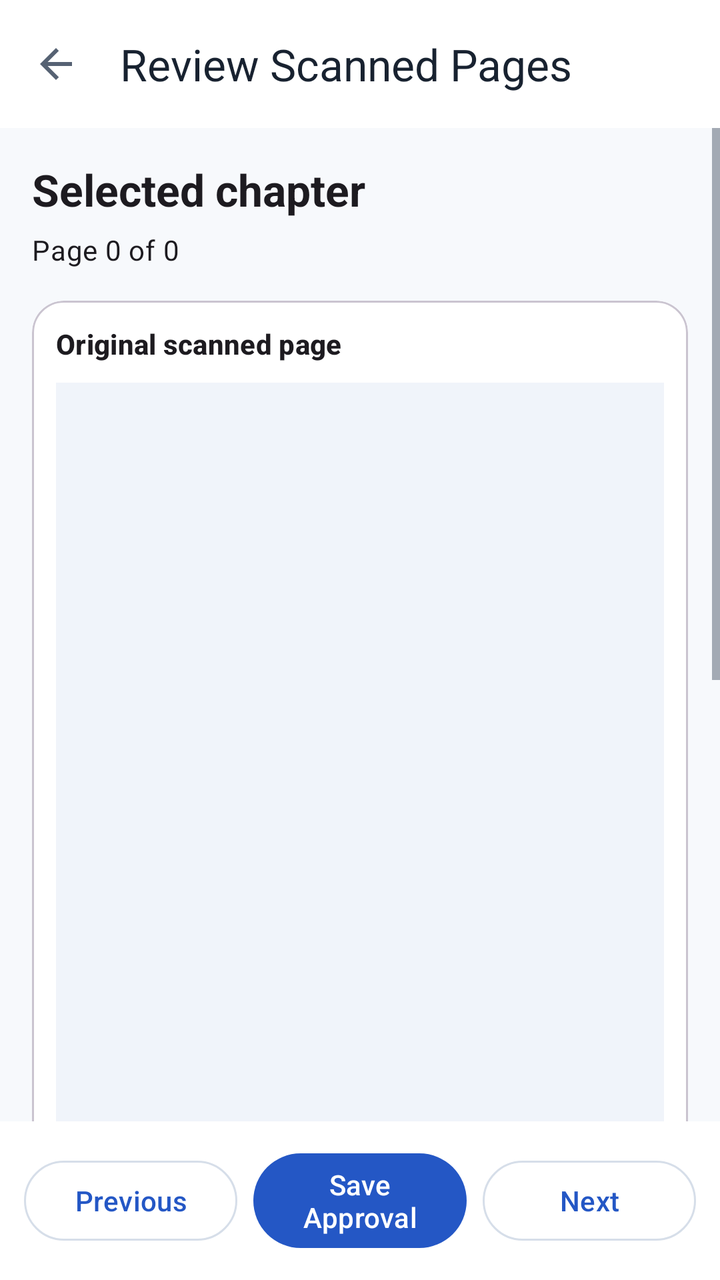
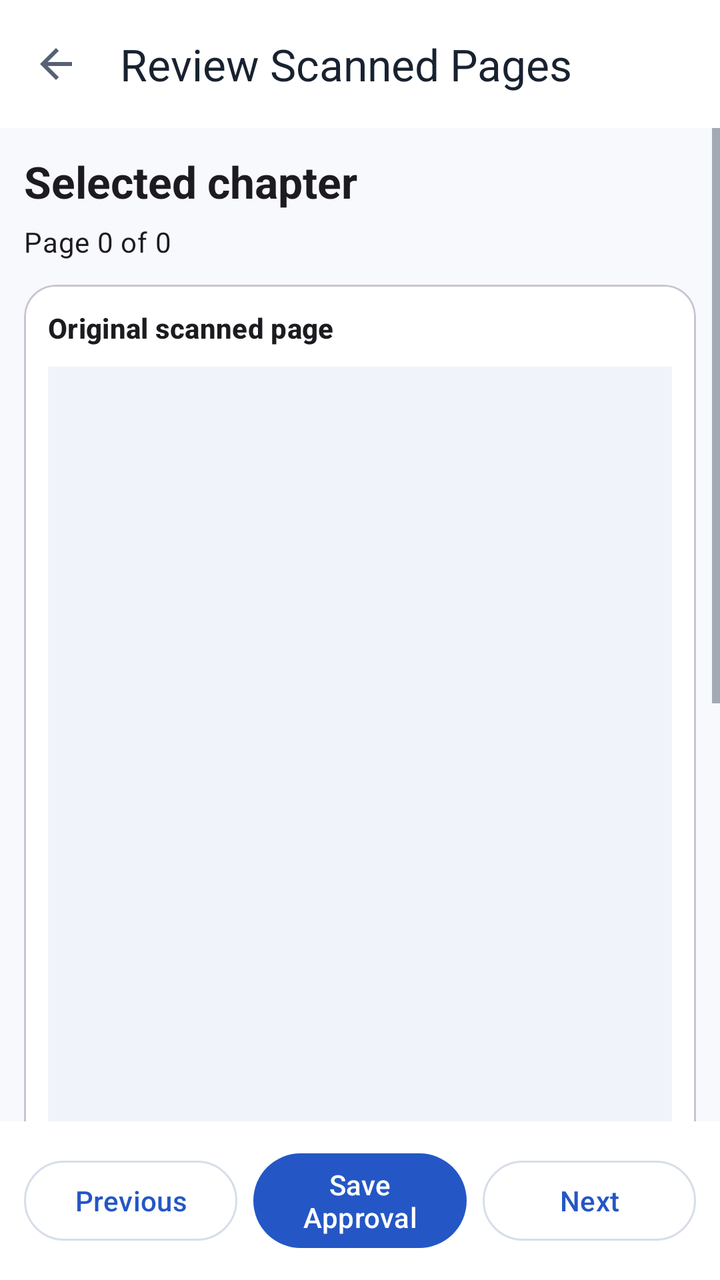

Before-and-after screenshots of an Android layout around one commit, followed by the original layout XML and the change that was made.
<!-- AndroidManifest.xml: application theme Theme.StudySaathi -->
<!-- res/layout/activity_school_book_chapter_page_review.xml -->
<?xml version="1.0" encoding="utf-8"?>
<androidx.coordinatorlayout.widget.CoordinatorLayout
    xmlns:android="http://schemas.android.com/apk/res/android"
    xmlns:app="http://schemas.android.com/apk/res-auto"
    android:layout_width="match_parent"
    android:layout_height="match_parent"
    android:background="?android:colorBackground">

    <LinearLayout
        android:layout_width="match_parent"
        android:layout_height="match_parent"
        android:orientation="vertical">

        <com.google.android.material.appbar.MaterialToolbar
            android:id="@+id/chapterPageReviewToolbar"
            android:layout_width="match_parent"
            android:layout_height="?attr/actionBarSize"
            android:background="?attr/colorSurface"
            app:navigationIcon="@drawable/ic_arrow_back"
            app:title="Review Scanned Pages"
            app:titleTextColor="?attr/colorOnSurface" />

        <com.google.android.material.progressindicator.LinearProgressIndicator
            android:id="@+id/chapterPageReviewLoadingIndicator"
            android:layout_width="match_parent"
            android:layout_height="wrap_content"
            android:indeterminate="true"
            android:visibility="gone" />

        <ScrollView
            android:id="@+id/chapterPageReviewScrollView"
            android:layout_width="match_parent"
            android:layout_height="0dp"
            android:layout_weight="1"
            android:fillViewport="true">

            <LinearLayout
                android:layout_width="match_parent"
                android:layout_height="wrap_content"
                android:orientation="vertical"
                android:paddingStart="16dp"
                android:paddingTop="16dp"
                android:paddingEnd="16dp"
                android:paddingBottom="24dp">

                <TextView
                    android:id="@+id/chapterPageReviewChapterTitleTextView"
                    android:layout_width="match_parent"
                    android:layout_height="wrap_content"
                    android:text="Selected chapter"
                    android:textAppearance="@style/TextAppearance.Material3.TitleLarge"
                    android:textStyle="bold" />

                <TextView
                    android:id="@+id/chapterPageReviewCounterTextView"
                    android:layout_width="match_parent"
                    android:layout_height="wrap_content"
                    android:layout_marginTop="6dp"
                    android:text="Page 0 of 0"
                    android:textAppearance="@style/TextAppearance.Material3.BodyMedium" />

                <com.google.android.material.card.MaterialCardView
                    android:id="@+id/chapterPageReviewSourceCard"
                    android:layout_width="match_parent"
                    android:layout_height="wrap_content"
                    android:layout_marginTop="16dp"
                    app:cardCornerRadius="16dp"
                    app:strokeWidth="1dp">

                    <LinearLayout
                        android:layout_width="match_parent"
                        android:layout_height="wrap_content"
                        android:orientation="vertical"
                        android:padding="12dp">

                        <TextView
                            android:id="@+id/chapterPageReviewSourceLabelTextView"
                            android:layout_width="match_parent"
                            android:layout_height="wrap_content"
                            android:text="Original scanned page"
                            android:textAppearance="@style/TextAppearance.Material3.TitleSmall"
                            android:textStyle="bold" />

                        <ImageView
                            android:id="@+id/chapterPageReviewImageView"
                            android:layout_width="match_parent"
                            android:layout_height="420dp"
                            android:layout_marginTop="10dp"
                            android:adjustViewBounds="true"
                            android:background="?attr/colorSurfaceVariant"
                            android:contentDescription="Original scanned book page"
                            android:scaleType="fitCenter" />

                    </LinearLayout>

                </com.google.android.material.card.MaterialCardView>

                <com.google.android.material.card.MaterialCardView
                    android:id="@+id/chapterPageReviewMatterCard"
                    android:layout_width="match_parent"
                    android:layout_height="wrap_content"
                    android:layout_marginTop="16dp"
                    app:cardCornerRadius="16dp"
                    app:strokeWidth="1dp">

                    <LinearLayout
                        android:layout_width="match_parent"
                        android:layout_height="wrap_content"
                        android:orientation="vertical"
                        android:padding="16dp">

                        <TextView
                            android:layout_width="match_parent"
                            android:layout_height="wrap_content"
                            android:text="Page learning matter"
                            android:textAppearance="@style/TextAppearance.Material3.TitleMedium"
                            android:textStyle="bold" />

                        <TextView
                            android:id="@+id/chapterPageReviewTypeTextView"
                            android:layout_width="match_parent"
                            android:layout_height="wrap_content"
                            android:layout_marginTop="8dp"
                            android:text="Type: Explanation"
                            android:textAppearance="@style/TextAppearance.Material3.LabelLarge" />

                        <TextView
                            android:id="@+id/chapterPageReviewTitleTextView"
                            android:layout_width="match_parent"
                            android:layout_height="wrap_content"
                            android:layout_marginTop="12dp"
                            android:text="Page title"
                            android:textAppearance="@style/TextAppearance.Material3.TitleMedium"
                            android:textStyle="bold" />

                        <TextView
                            android:id="@+id/chapterPageReviewExplanationTextView"
                            android:layout_width="match_parent"
                            android:layout_height="wrap_content"
                            android:layout_marginTop="12dp"
                            android:lineSpacingExtra="4dp"
                            android:text="Extracted explanation will appear here."
                            android:textAppearance="@style/TextAppearance.Material3.BodyLarge"
                            android:textIsSelectable="true" />

                        <TextView
                            android:id="@+id/chapterPageReviewExamplesHeadingTextView"
                            android:layout_width="match_parent"
                            android:layout_height="wrap_content"
                            android:layout_marginTop="18dp"
                            android:text="Examples"
                            android:textAppearance="@style/TextAppearance.Material3.TitleSmall"
                            android:textStyle="bold"
                            android:visibility="gone" />

                        <TextView
                            android:id="@+id/chapterPageReviewExamplesTextView"
                            android:layout_width="match_parent"
                            android:layout_height="wrap_content"
                            android:layout_marginTop="6dp"
                            android:lineSpacingExtra="3dp"
                            android:textAppearance="@style/TextAppearance.Material3.BodyMedium"
                            android:textIsSelectable="true"
                            android:visibility="gone" />

                        <TextView
                            android:id="@+id/chapterPageReviewExercisesHeadingTextView"
                            android:layout_width="match_parent"
                            android:layout_height="wrap_content"
                            android:layout_marginTop="18dp"
                            android:text="Exercises"
                            android:textAppearance="@style/TextAppearance.Material3.TitleSmall"
                            android:textStyle="bold"
                            android:visibility="gone" />

                        <TextView
                            android:id="@+id/chapterPageReviewExercisesTextView"
                            android:layout_width="match_parent"
                            android:layout_height="wrap_content"
                            android:layout_marginTop="6dp"
                            android:lineSpacingExtra="3dp"
                            android:textAppearance="@style/TextAppearance.Material3.BodyMedium"
                            android:textIsSelectable="true"
                            android:visibility="gone" />

                    </LinearLayout>

                </com.google.android.material.card.MaterialCardView>

                <com.google.android.material.checkbox.MaterialCheckBox
                    android:id="@+id/chapterPageReviewApprovedCheckBox"
                    android:layout_width="match_parent"
                    android:layout_height="wrap_content"
                    android:layout_marginTop="16dp"
                    android:text="Approve this page for Child Mode" />

                <com.google.android.material.button.MaterialButton
                    android:id="@+id/chapterPageReviewApproveAllButton"
                    style="@style/Widget.Material3.Button.OutlinedButton"
                    android:layout_width="match_parent"
                    android:layout_height="wrap_content"
                    android:layout_marginTop="12dp"
                    android:text="Approve All Chapter Pages" />

                <TextView
                    android:id="@+id/chapterPageReviewSafetyTextView"
                    android:layout_width="match_parent"
                    android:layout_height="wrap_content"
                    android:layout_marginTop="6dp"
                    android:text="Only Parent-approved pages will be visible to the child."
                    android:textAppearance="@style/TextAppearance.Material3.BodySmall" />

            </LinearLayout>

        </ScrollView>

        <LinearLayout
            android:layout_width="match_parent"
            android:layout_height="wrap_content"
            android:background="?attr/colorSurface"
            android:gravity="center_vertical"
            android:orientation="horizontal"
            android:padding="12dp">

            <com.google.android.material.button.MaterialButton
                android:id="@+id/chapterPageReviewPreviousButton"
                style="@style/Widget.Material3.Button.OutlinedButton"
                android:layout_width="0dp"
                android:layout_height="wrap_content"
                android:layout_weight="1"
                android:text="Previous" />

            <com.google.android.material.button.MaterialButton
                android:id="@+id/chapterPageReviewSaveButton"
                android:layout_width="0dp"
                android:layout_height="wrap_content"
                android:layout_marginStart="8dp"
                android:layout_weight="1"
                android:text="Save Approval" />

            <com.google.android.material.button.MaterialButton
                android:id="@+id/chapterPageReviewNextButton"
                style="@style/Widget.Material3.Button.OutlinedButton"
                android:layout_width="0dp"
                android:layout_height="wrap_content"
                android:layout_marginStart="8dp"
                android:layout_weight="1"
                android:text="Next" />

        </LinearLayout>

    </LinearLayout>

</androidx.coordinatorlayout.widget.CoordinatorLayout>
<!-- resources referenced by this layout -->
<resources>
  <!-- drawable ic_arrow_back (drawable) -->
  <?xml version="1.0" encoding="utf-8"?>
  <vector xmlns:android="http://schemas.android.com/apk/res/android"
      android:width="24dp"
      android:height="24dp"
      android:viewportWidth="24"
      android:viewportHeight="24">
  
      <path
          android:fillColor="?attr/colorControlNormal"
          android:pathData="M20,11H7.83l5.59,-5.59L12,4l-8,8 8,8 1.42,-1.41L7.83,13H20v-2z" />
  
  </vector>
  <color name="ss_primary">#2457C5</color>
  <color name="ss_on_primary">#FFFFFF</color>
  <color name="ss_blue_soft">#EAF2FF</color>
  <color name="ss_primary_dark">#173F99</color>
  <color name="ss_secondary">#087F8C</color>
  <color name="ss_on_secondary">#FFFFFF</color>
  <color name="ss_teal_soft">#EAF8F8</color>
  <color name="ss_tertiary">#8A5A00</color>
  <color name="ss_on_tertiary">#FFFFFF</color>
  <color name="ss_yellow_soft">#FFF8E8</color>
  <color name="ss_background">#F7F9FC</color>
  <color name="ss_surface">#FFFFFF</color>
  <color name="ss_surface_soft">#F0F4FA</color>
  <color name="ss_text_primary">#182230</color>
  <color name="ss_text_secondary">#566273</color>
  <color name="ss_outline">#D6DEE9</color>
  <color name="ss_error">#BA1A1A</color>
  <color name="white">#FFFFFFFF</color>
  <color name="ss_red_soft">#FFF0F0</color>
  <!-- drawable bg_app_soft_mix (drawable) -->
  <?xml version="1.0" encoding="utf-8"?>
  <shape xmlns:android="http://schemas.android.com/apk/res/android"
      android:shape="rectangle">
  
      <gradient
          android:angle="270"
          android:centerColor="#F2FBF3"
          android:endColor="#EEF7FF"
          android:startColor="#FFF2F2"
          android:type="linear" />
  
  </shape>
  <!-- unchanged entries left out for length: 1 -->
</resources>

<!-- the commit's change to res/layout/activity_school_book_chapter_page_review.xml (unified diff, before → after) -->
@@ -38,10 +38,10 @@
                 android:layout_width="match_parent"
                 android:layout_height="wrap_content"
                 android:orientation="vertical"
-                android:paddingStart="16dp"
-                android:paddingTop="16dp"
-                android:paddingEnd="16dp"
-                android:paddingBottom="24dp">
+                android:paddingStart="12dp"
+                android:paddingTop="12dp"
+                android:paddingEnd="12dp"
+                android:paddingBottom="12dp">
 
                 <TextView
                     android:id="@+id/chapterPageReviewChapterTitleTextView"
@@ -63,7 +63,7 @@
                     android:id="@+id/chapterPageReviewSourceCard"
                     android:layout_width="match_parent"
                     android:layout_height="wrap_content"
-                    android:layout_marginTop="16dp"
+                    android:layout_marginTop="12dp"
                     app:cardCornerRadius="16dp"
                     app:strokeWidth="1dp">
 
@@ -99,7 +99,7 @@
                     android:id="@+id/chapterPageReviewMatterCard"
                     android:layout_width="match_parent"
                     android:layout_height="wrap_content"
-                    android:layout_marginTop="16dp"
+                    android:layout_marginTop="12dp"
                     app:cardCornerRadius="16dp"
                     app:strokeWidth="1dp">
 
@@ -107,7 +107,7 @@
                         android:layout_width="match_parent"
                         android:layout_height="wrap_content"
                         android:orientation="vertical"
-                        android:padding="16dp">
+                        android:padding="12dp">
 
                         <TextView
                             android:layout_width="match_parent"
@@ -147,7 +147,7 @@
                             android:id="@+id/chapterPageReviewExamplesHeadingTextView"
                             android:layout_width="match_parent"
                             android:layout_height="wrap_content"
-                            android:layout_marginTop="18dp"
+                            android:layout_marginTop="14dp"
                             android:text="Examples"
                             android:textAppearance="@style/TextAppearance.Material3.TitleSmall"
                             android:textStyle="bold"
@@ -167,7 +167,7 @@
                             android:id="@+id/chapterPageReviewExercisesHeadingTextView"
                             android:layout_width="match_parent"
                             android:layout_height="wrap_content"
-                            android:layout_marginTop="18dp"
+                            android:layout_marginTop="14dp"
                             android:text="Exercises"
                             android:textAppearance="@style/TextAppearance.Material3.TitleSmall"
                             android:textStyle="bold"
@@ -191,7 +191,7 @@
                     android:id="@+id/chapterPageReviewApprovedCheckBox"
                     android:layout_width="match_parent"
                     android:layout_height="wrap_content"
-                    android:layout_marginTop="16dp"
+                    android:layout_marginTop="12dp"
                     android:text="Approve this page for Child Mode" />
 
                 <com.google.android.material.button.MaterialButton
